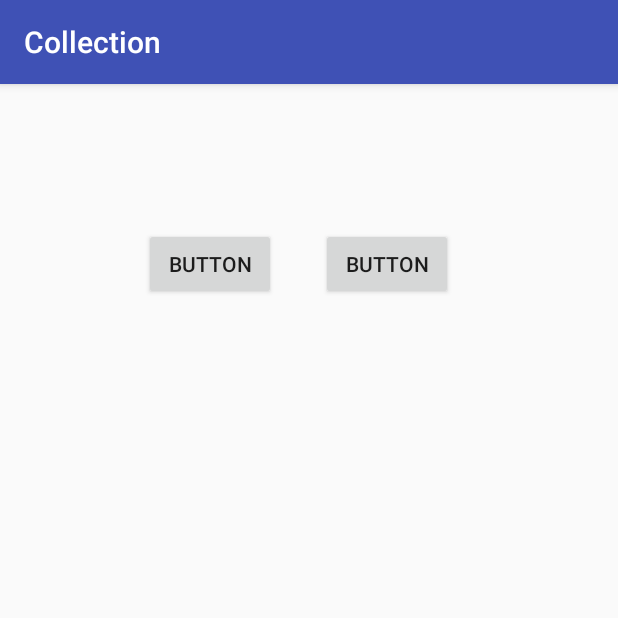
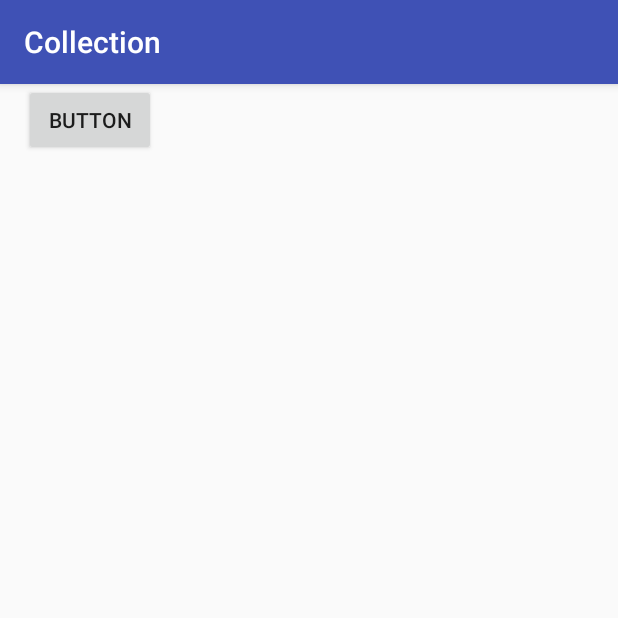
Before and after one commit to chris118/AndroidCollection, an Android app: the DaggerActivity screen opened directly, with no data from a screen before it, on a phone screen of 412 x 824 dp, the top half of it. Run offline under Robolectric (Android 15) with nearby library versions, the phone set to English and light mode, and no system bars; our stand-ins replace ButterKnife, Dagger/Hilt's generated code, EventBus; network calls fail.

Commit message:
update dragger2 demo

```diff
--- a/app/src/main/java/com/example/xiaopeng/androiddemo/Activity/DaggerActivity.java
+++ b/app/src/main/java/com/example/xiaopeng/androiddemo/Activity/DaggerActivity.java
@@ -3,18 +3,20 @@ package com.example.xiaopeng.androiddemo.Activity;
 import android.os.Bundle;
 import android.support.v7.app.AppCompatActivity;
 import android.util.Log;
+import android.view.View;
+import android.widget.Button;
 
-import com.example.xiaopeng.androiddemo.Dagger.ActivityModule;
-import com.example.xiaopeng.androiddemo.Dagger.ConstructorInject;
-import com.example.xiaopeng.androiddemo.Dagger.DaggerDependentComponent;
-import com.example.xiaopeng.androiddemo.Dagger.DependentComponent;
-import com.example.xiaopeng.androiddemo.Dagger.DependentModel;
-import com.example.xiaopeng.androiddemo.Dagger.DaggerActivityComponent;
-import com.example.xiaopeng.androiddemo.Dagger.DependentModelOther;
-import com.example.xiaopeng.androiddemo.Dagger.DependentModule;
-import com.example.xiaopeng.androiddemo.Dagger.HouseModel;
-import com.example.xiaopeng.androiddemo.Dagger.HouseModule;
-import com.example.xiaopeng.androiddemo.Dagger.UserModel;
+import com.example.xiaopeng.androiddemo.Base.BaseActivity;
+import com.example.xiaopeng.androiddemo.Dagger.AcitvityComponent.AClass;
+import com.example.xiaopeng.androiddemo.Dagger.AcitvityComponent.DaggerActivityComponent;
+import com.example.xiaopeng.androiddemo.Dagger.DependentComponent.DaggerDependentComponent;
+import com.example.xiaopeng.androiddemo.Dagger.DependentComponent.DependentComponent;
+import com.example.xiaopeng.androiddemo.Dagger.DependentComponent.DependentModel;
+import com.example.xiaopeng.androiddemo.Dagger.DependentComponent.DependentModelOther;
+import com.example.xiaopeng.androiddemo.Dagger.DependentComponent.DependentModule;
+import com.example.xiaopeng.androiddemo.Dagger.AcitvityComponent.HouseModel;
+import com.example.xiaopeng.androiddemo.Dagger.AcitvityComponent.HouseModule;
+import com.example.xiaopeng.androiddemo.Dagger.AcitvityComponent.UserModel;
 import com.example.xiaopeng.androiddemo.Dagger.qualifier.ForBoy;
 import com.example.xiaopeng.androiddemo.Dagger.qualifier.ForGirl;
 import com.example.xiaopeng.androiddemo.R;
@@ -24,59 +26,96 @@ import com.google.gson.Gson;
 
 import javax.inject.Inject;
 
-public class DaggerActivity extends AppCompatActivity {
+import butterknife.OnClick;
+
+public class DaggerActivity extends BaseActivity {
 
     private final String TAG = DaggerActivity.class.getSimpleName();
 
+    // Step 1: 给构造函数添加@Inject，提供注入功能
     @Inject
-    ConstructorInject constructorInject;
+    AClass AClass_1;
+    @Inject
+    AClass AClass_2; // Note:  AClass_1 != AClass_2, 如果想两个对象相等，在AClass使用@ActivityScope
+
+
+    // Step 2: 使用Module， @Provides 提供注入功能
+    @Inject
+    Gson gson; //使用AModule， @Provides 提供注入功能
+
+
+    // Step 3: Scope
+    // **** AppComponent 依赖了 DependentComponent, 他们不能有相同的 scope
+    @Inject
+    UserModel userModel1; // 使用 @ActivityScope 然后 userModel1 = userModel2
 
     @Inject
-    Gson gson;
+    UserModel userModel2; // 使用 @ActivityScope 然后 userModel1 = userModel2
 
-    @Inject
-    UserModel userModel;
 
-    @Inject
-    UserModel userModel2;
-
+    // Step 4:  @Qualifier
     @Inject
     @ForBoy
-    UserModel userModelBoy;
+    UserModel userModelBoy; // 使用  @ForBoy 和  @ForGirl 来区别 ActivityModule 提供的相同类型(UserModel)的不同实例
 
     @Inject
     @ForGirl
-    UserModel userModelGirl;
+    UserModel userModelGirl;// 使用  @ForBoy 和  @ForGirl 来区别 ActivityModule 提供的相同类型(UserModel)的不同实例
 
 
+    // Step 5:多Modules演示
     @Inject
-    HouseModel houseModel;
+    HouseModel houseModel; // HouseModel HouseModule提供， modules = {ActivityModule.class, AModule.class, HouseModule.class}
 
+
+    // Step 6: @Component(dependencies=DependentComponent.class,modules={xxxx} 演示
     @Inject
-    DependentModel dependentModel;
+    DependentModel dependentModel; //DependentModel由 DependentModule提供，DependentComponent注入DependentModule，
+                                    // DependentComponent 提供给 ActivityComponent 依赖
+    DependentModel dependentModel_2;
+    DependentModelOther dependentModel_Other;
 
     @Override
-    protected void onCreate(Bundle savedInstanceState) {
-        super.onCreate(savedInstanceState);
+    public int getContentViewId() {
+        return R.layout.activity_dagger;
+    }
+
+    @Override
+    protected void initContentView(Bundle savedInstanceState) {
+//   super.onCreate(savedInstanceState);
         setContentView(R.layout.activity_dagger);
 
         DependentComponent dependentComponent = DaggerDependentComponent
-                                                .builder()
-                                                .dependentModule(new DependentModule("hello"))
-                                                .build();
+                .builder()
+                .dependentModule(new DependentModule("hello")) // 使用dependentModule构造函数传入需要的参数
+                .build();
         DaggerActivityComponent.builder()
-                .dependentComponent(dependentComponent)
-                .houseModule(new HouseModule("hahah"))
-                .activityModule(new ActivityModule())
+                .dependentComponent(dependentComponent) // 注入依赖component
+                .houseModule(new HouseModule("hahaha"))  // 使用HouseModule构造函数传入需要的参数
+                //.activityModule(new ActivityModule()) // 如果使用默认构函数，这句可以省略
                 .build().inject(this);
 
-//        DependentModel model1 = dependentComponent.DependentModel();
-//
-//        DependentModelOther model2 = dependentComponent.DependentModelOther();
+
+        //dependentModel_Other 在DependentModule里没有标记 @ActivityOtherScope，所以dependentModel_Other != dependentModel.dependentModelOther
+        dependentModel_2 = dependentComponent.DependentModel();
+        dependentModel_Other = dependentComponent.DependentModelOther();
 
 
-        constructorInject.field = "test";
-        String aStr = gson.toJson(constructorInject);
+        AClass_1.field = "test";
+        String aStr = gson.toJson(AClass_1);
         Log.d(TAG,"astr = "+aStr);
+
+        Button btn = (Button)this.findViewById(R.id.daggerBtn);
+        btn.setOnClickListener(new View.OnClickListener() {
+            @Override
+            public void onClick(View view) {
+                Log.d(TAG, dependentModel.getName());
+            }
+        });
+    }
+
+    @OnClick(R.id.daggerBtn)
+    void OnBtnClicked(){
+        Log.d(TAG, dependentModel.getName());
     }
 }
--- a/app/src/main/java/com/example/xiaopeng/androiddemo/Dagger/ConstructorInject.java
+++ b/app/src/main/java/com/example/xiaopeng/androiddemo/Dagger/AcitvityComponent/AClass.java
@@ -1,6 +1,8 @@
-package com.example.xiaopeng.androiddemo.Dagger;
+package com.example.xiaopeng.androiddemo.Dagger.AcitvityComponent;
 
 import android.util.Log;
+
+import com.example.xiaopeng.androiddemo.Dagger.scope.ActivityScope;
 
 import javax.inject.Inject;
 
@@ -10,15 +12,16 @@ import javax.inject.Inject;
  *
  *  create at 2017/4/10 下午12:49
  *
- * 定义一个类User 并在其构造函数用@Inject标注，表示告诉Dagger2这是我的构造函数，如果有地方要用到我，就用该构造函数对我实例化；
+ * 定义一个类AClass 并在其构造函数用@Inject标注，表示告诉Dagger2这是我的构造函数，如果有地方要用到我，就用该构造函数对我实例化；
  */
 
-public class ConstructorInject {
+@ActivityScope
+public class AClass {
 
     final static String TAG = Class.class.getSimpleName();
 
     @Inject
-    public ConstructorInject(){
+    public AClass(){
         Log.d(TAG, "Class A Create!!!");
     }
 
--- a/app/src/main/java/com/example/xiaopeng/androiddemo/Dagger/AModule.java
+++ b/app/src/main/java/com/example/xiaopeng/androiddemo/Dagger/AcitvityComponent/AModule.java
@@ -1,4 +1,4 @@
-package com.example.xiaopeng.androiddemo.Dagger;
+package com.example.xiaopeng.androiddemo.Dagger.AcitvityComponent;
 
 import com.google.gson.Gson;
 
@@ -17,7 +17,7 @@ public class AModule {
     }
 
 //    @Provides
-//    public ConstructorInject provideClassA(){
-//        return new ConstructorInject();
+//    public AClass provideClassA(){
+//        return new AClass();
 //    }
 }
--- a/app/src/main/java/com/example/xiaopeng/androiddemo/Dagger/ActivityComponent.java
+++ b/app/src/main/java/com/example/xiaopeng/androiddemo/Dagger/AcitvityComponent/ActivityComponent.java
@@ -1,10 +1,8 @@
-package com.example.xiaopeng.androiddemo.Dagger;
+package com.example.xiaopeng.androiddemo.Dagger.AcitvityComponent;
 
 import com.example.xiaopeng.androiddemo.Activity.DaggerActivity;
+import com.example.xiaopeng.androiddemo.Dagger.DependentComponent.DependentComponent;
 import com.example.xiaopeng.androiddemo.Dagger.scope.ActivityScope;
-
-import javax.inject.Scope;
-import javax.inject.Singleton;
 
 import dagger.Component;
 
--- a/app/src/main/java/com/example/xiaopeng/androiddemo/Dagger/ActivityModule.java
+++ b/app/src/main/java/com/example/xiaopeng/androiddemo/Dagger/AcitvityComponent/ActivityModule.java
@@ -1,4 +1,4 @@
-package com.example.xiaopeng.androiddemo.Dagger;
+package com.example.xiaopeng.androiddemo.Dagger.AcitvityComponent;
 
 import com.example.xiaopeng.androiddemo.Dagger.qualifier.ForBoy;
 import com.example.xiaopeng.androiddemo.Dagger.qualifier.ForGirl;
--- a/app/src/main/java/com/example/xiaopeng/androiddemo/Dagger/HouseModel.java
+++ b/app/src/main/java/com/example/xiaopeng/androiddemo/Dagger/AcitvityComponent/HouseModel.java
@@ -1,4 +1,4 @@
-package com.example.xiaopeng.androiddemo.Dagger;
+package com.example.xiaopeng.androiddemo.Dagger.AcitvityComponent;
 
 /**
  * Created by xiaopeng on 2017/4/11.
--- a/app/src/main/java/com/example/xiaopeng/androiddemo/Dagger/HouseModule.java
+++ b/app/src/main/java/com/example/xiaopeng/androiddemo/Dagger/AcitvityComponent/HouseModule.java
@@ -1,6 +1,4 @@
-package com.example.xiaopeng.androiddemo.Dagger;
-
-import com.google.gson.Gson;
+package com.example.xiaopeng.androiddemo.Dagger.AcitvityComponent;
 
 import dagger.Module;
 import dagger.Provides;
--- a/app/src/main/java/com/example/xiaopeng/androiddemo/Dagger/UserModel.java
+++ b/app/src/main/java/com/example/xiaopeng/androiddemo/Dagger/AcitvityComponent/UserModel.java
@@ -1,6 +1,4 @@
-package com.example.xiaopeng.androiddemo.Dagger;
-
-import javax.inject.Inject;
+package com.example.xiaopeng.androiddemo.Dagger.AcitvityComponent;
 
 /**
  * Created by xiaopeng on 2017/4/11.
--- a/app/src/main/java/com/example/xiaopeng/androiddemo/Dagger/UserTool.java
+++ b/app/src/main/java/com/example/xiaopeng/androiddemo/Dagger/AcitvityComponent/UserTool.java
@@ -1,4 +1,4 @@
-package com.example.xiaopeng.androiddemo.Dagger;
+package com.example.xiaopeng.androiddemo.Dagger.AcitvityComponent;
 
 /**
  * Created by xiaopeng on 2017/4/11.
--- a/app/src/main/java/com/example/xiaopeng/androiddemo/Dagger/DependentComponent.java
+++ b/app/src/main/java/com/example/xiaopeng/androiddemo/Dagger/DependentComponent/DependentComponent.java
@@ -1,7 +1,7 @@
-package com.example.xiaopeng.androiddemo.Dagger;
+package com.example.xiaopeng.androiddemo.Dagger.DependentComponent;
 
 
-import com.example.xiaopeng.androiddemo.Dagger.scope.ActivityScope;
+import com.example.xiaopeng.androiddemo.Dagger.scope.ActivityOtherScope;
 
 import dagger.Component;
 
@@ -10,6 +10,7 @@ import dagger.Component;
  */
 
 
+@ActivityOtherScope // **** AppComponent 依赖了 DependentComponent, 他们不能有相同的 scope
 @Component(modules = DependentModule.class)
 public interface DependentComponent {
 
@@ -18,5 +19,5 @@ public interface DependentComponent {
 
 
     //使用Inject 构造函数注入依赖 这里不用向外暴露类型
-    //DependentModelOther DependentModelOther();
+    DependentModelOther DependentModelOther();
 }
--- a/app/src/main/java/com/example/xiaopeng/androiddemo/Dagger/DependentModel.java
+++ b/app/src/main/java/com/example/xiaopeng/androiddemo/Dagger/DependentComponent/DependentModel.java
@@ -1,4 +1,4 @@
-package com.example.xiaopeng.androiddemo.Dagger;
+package com.example.xiaopeng.androiddemo.Dagger.DependentComponent;
 
 /**
  * Created by xiaopeng on 2017/4/12.
--- a/app/src/main/java/com/example/xiaopeng/androiddemo/Dagger/DependentModelOther.java
+++ b/app/src/main/java/com/example/xiaopeng/androiddemo/Dagger/DependentComponent/DependentModelOther.java
@@ -1,4 +1,4 @@
-package com.example.xiaopeng.androiddemo.Dagger;
+package com.example.xiaopeng.androiddemo.Dagger.DependentComponent;
 
 import javax.inject.Inject;
 
@@ -13,7 +13,7 @@ public class DependentModelOther {
 //        this.name = name;
 //    }
 
-    @Inject
+   // @Inject
     public DependentModelOther(){
     }
 
--- a/app/src/main/java/com/example/xiaopeng/androiddemo/Dagger/DependentModule.java
+++ b/app/src/main/java/com/example/xiaopeng/androiddemo/Dagger/DependentComponent/DependentModule.java
@@ -1,6 +1,6 @@
-package com.example.xiaopeng.androiddemo.Dagger;
+package com.example.xiaopeng.androiddemo.Dagger.DependentComponent;
 
-import com.example.xiaopeng.androiddemo.Dagger.scope.ActivityScope;
+import com.example.xiaopeng.androiddemo.Dagger.scope.ActivityOtherScope;
 
 import dagger.Module;
 import dagger.Provides;
@@ -18,10 +18,15 @@ public class DependentModule {
         mName = name;
     }
 
-
-
     @Provides
+    @ActivityOtherScope
     DependentModel provideDependentModel(DependentModelOther dependentModelOther) {
         return new DependentModel(dependentModelOther, mName);
     }
+
+    @Provides
+    //@ActivityOtherScope
+    DependentModelOther provideDependentModelOther() {
+        return new DependentModelOther();
+    }
 }
--- /dev/null
+++ b/app/src/main/java/com/example/xiaopeng/androiddemo/Dagger/scope/ActivityOtherScope.java
@@ -0,0 +1,15 @@
+package com.example.xiaopeng.androiddemo.Dagger.scope;
+
+import java.lang.annotation.Retention;
+import java.lang.annotation.RetentionPolicy;
+
+import javax.inject.Scope;
+
+/**
+ * Created by xiaopeng on 2017/4/15.
+ */
+
+@Scope
+@Retention(RetentionPolicy.RUNTIME)
+public @interface ActivityOtherScope {
+}
--- a/app/src/main/res/layout-v21/activity_dagger.xml
+++ /dev/null
@@ -1,30 +0,0 @@
-<?xml version="1.0" encoding="utf-8"?>
-<android.support.constraint.ConstraintLayout xmlns:android="http://schemas.android.com/apk/res/android"
-    xmlns:app="http://schemas.android.com/apk/res-auto"
-    xmlns:tools="http://schemas.android.com/tools"
-    android:layout_width="match_parent"
-    android:layout_height="match_parent"
-    android:id="@+id/constraintLayout"
-    tools:context="com.example.xiaopeng.androiddemo.Activity.DaggerActivity">
-
-    <Button
-        android:text="Button"
-        android:layout_width="wrap_content"
-        android:layout_height="wrap_content"
-        android:id="@+id/button2"
-        android:elevation="21dp"
-        android:layout_marginStart="96dp"
-        app:layout_constraintLeft_toLeftOf="@+id/constraintLayout"
-        android:layout_marginTop="96dp"
-        app:layout_constraintTop_toTopOf="@+id/constraintLayout" />
-
-    <Button
-        android:text="Button"
-        android:layout_width="wrap_content"
-        android:layout_height="wrap_content"
-        android:id="@+id/button3"
-        app:layout_constraintBaseline_toBaselineOf="@+id/button2"
-        android:layout_marginStart="30dp"
-        app:layout_constraintLeft_toRightOf="@+id/button2" />
-
-</android.support.constraint.ConstraintLayout>
--- a/app/src/main/res/layout/activity_dagger.xml
+++ b/app/src/main/res/layout/activity_dagger.xml
@@ -5,25 +5,15 @@
     android:layout_width="match_parent"
     android:layout_height="match_parent"
     android:id="@+id/constraintLayout"
-    tools:context="com.example.xiaopeng.androiddemo.Activity.DaggerActivity">
+    tools:context="com.example.xiaopeng.androiddemo.Activity.DaggerActivity"
+    tools:ignore="GradleDependency">
 
     <Button
-        android:text="Button"
+        android:id="@+id/daggerBtn"
         android:layout_width="wrap_content"
         android:layout_height="wrap_content"
-        android:id="@+id/button2"
-        tools:layout_constraintTop_creator="1"
-        tools:layout_constraintRight_creator="1"
-        app:layout_constraintRight_toRightOf="@+id/constraintLayout"
-        android:layout_marginTop="16dp"
-        tools:layout_constraintLeft_creator="1"
-        app:layout_constraintLeft_toLeftOf="@+id/constraintLayout"
-        app:layout_constraintTop_toTopOf="@+id/constraintLayout"
-        app:layout_constraintHorizontal_bias="0.46"
-        app:layout_constraintBottom_toBottomOf="@+id/constraintLayout"
-        android:layout_marginBottom="16dp"
-        android:layout_marginStart="16dp"
-        android:layout_marginEnd="16dp"
-        android:elevation="21dp" />
-
+        android:layout_marginLeft="16dp"
+        android:text="Button"
+        app:layout_constraintLeft_toLeftOf="parent"
+        tools:layout_editor_absoluteY="6dp" />
 </android.support.constraint.ConstraintLayout>
```
